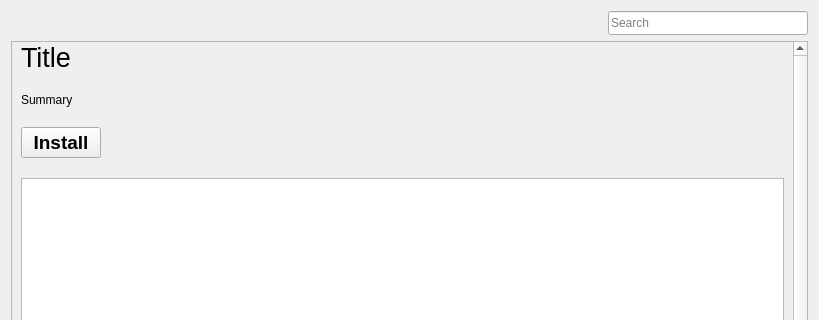
WorksAhead/Base, file BaseClient/Source/PageExtraWidget.ui: the form before one commit; both pictures show x 0 to 819 and y 0 to 320 of the 819 by 655 pixel window.
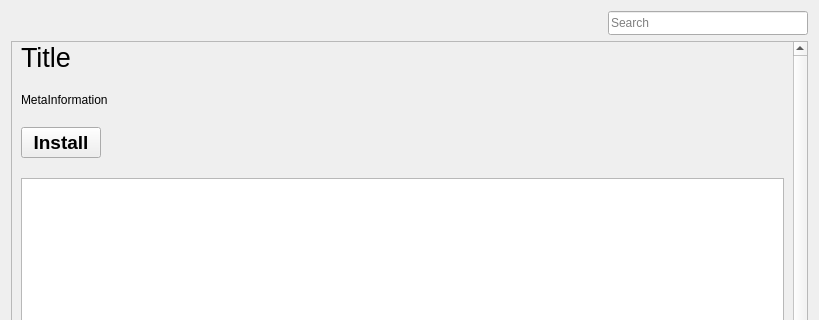
The form after the commit. The open tabs and pages were chosen to show the change. Icons and pictures are not drawn. Custom widgets are drawn as their Qt base class.

```diff
--- a/BaseClient/Source/PageExtraWidget.ui
+++ b/BaseClient/Source/PageExtraWidget.ui
@@ -229,7 +229,7 @@
            <item>
             <widget class="QLabel" name="summaryLabel">
              <property name="text">
-              <string>Summary</string>
+              <string>MetaInformation</string>
              </property>
              <property name="alignment">
               <set>Qt::AlignLeading|Qt::AlignLeft|Qt::AlignTop</set>
```
Left out of the diff: 2 changed lines with no effect on the pictures.
